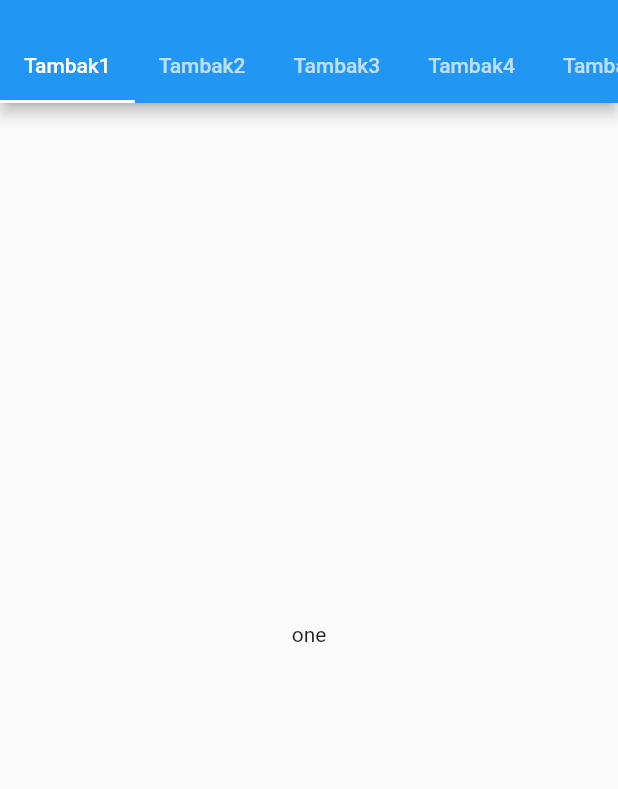
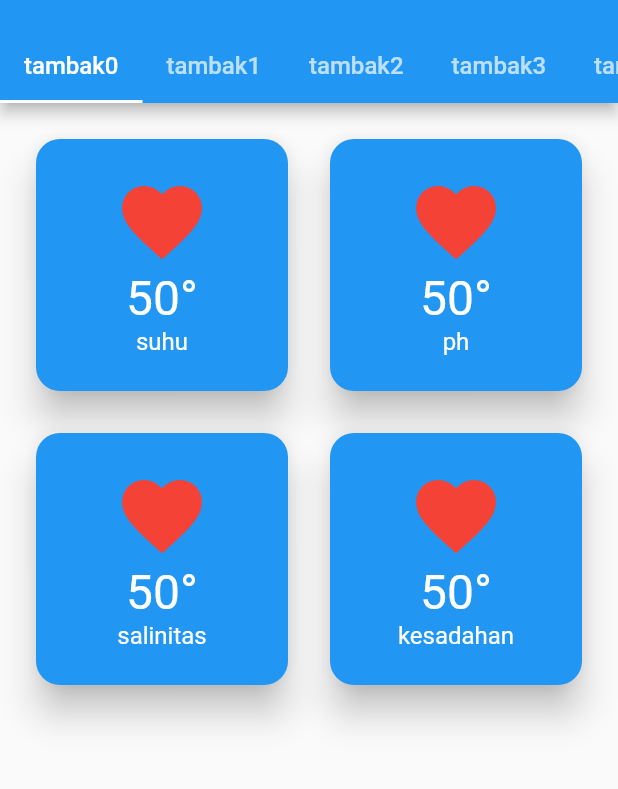
Before and after one commit to geohasby/fishmart, a Flutter app: the screen it shows after launch, on a phone screen of 412 x 824 dp, the part 71-860 px from its top. Run offline on Flutter 3.47's test engine with Material 2 defaults, Android fonts, the phone set to English and light mode, and no system bars.

Commit message:
add new feature

```diff
--- a/lib/main.dart
+++ b/lib/main.dart
@@ -5,48 +5,63 @@ void main() {
 }
 
 class MyApp extends StatelessWidget {
-  final _data = const [
-    {
-      'name': 'Tambak1',
-      'suhu': 25,
-      'ph': 0,
-      'salinitas': 20,
-      'kesadahan': 30,
-      'feeder': 60,
-    },
-    {
-      'name': 'Tambak2',
-      'suhu': 24,
-      'ph': 1,
-      'salinitas': 22,
-      'kesadahan': 36,
-      'feeder': 50,
-    },
-    {
-      'name': 'Tambak3',
-      'suhu': 22,
-      'ph': 6,
-      'salinitas': 15,
-      'kesadahan': 64,
-      'feeder': 45,
-    },
-    {
-      'name': 'Tambak4',
-      'suhu': 22,
-      'ph': 2,
-      'salinitas': 27,
-      'kesadahan': 33,
-      'feeder': 60,
-    },
-    {
-      'name': 'Tambak5',
-      'suhu': 23,
-      'ph': 4,
-      'salinitas': 20,
-      'kesadahan': 30,
-      'feeder': 30,
-    },
+  // final _data = const [
+  //   {
+  //     'name': 'Tambak1',
+  //     'suhu': 25,
+  //     'ph': 0,
+  //     'salinitas': 20,
+  //     'kesadahan': 30,
+  //     'feeder': 60,
+  //   },
+  //   {
+  //     'name': 'Tambak2',
+  //     'suhu': 24,
+  //     'ph': 1,
+  //     'salinitas': 22,
+  //     'kesadahan': 36,
+  //     'feeder': 50,
+  //   },
+  //   {
+  //     'name': 'Tambak3',
+  //     'suhu': 22,
+  //     'ph': 6,
+  //     'salinitas': 15,
+  //     'kesadahan': 64,
+  //     'feeder': 45,
+  //   },
+  //   {
+  //     'name': 'Tambak4',
+  //     'suhu': 22,
+  //     'ph': 2,
+  //     'salinitas': 27,
+  //     'kesadahan': 33,
+  //     'feeder': 60,
+  //   },
+  //   {
+  //     'name': 'Tambak5',
+  //     'suhu': 23,
+  //     'ph': 4,
+  //     'salinitas': 20,
+  //     'kesadahan': 30,
+  //     'feeder': 30,
+  //   },
+  // ];
+
+  List<String> tambak = [
+    "tambak0",
+    "tambak1",
+    "tambak2",
+    "tambak3",
+    "tambak4",
+    "tambak5",
+    "tambak6",
+    "tambak7",
+    "tambak8",
+    "tambak9"
   ];
+
+  List<String> variable = ["suhu", "ph", "salinitas", "kesadahan"];
 
   @override
   Widget build(BuildContext context) {
@@ -58,13 +73,13 @@ class MyApp extends StatelessWidget {
           // brightness: Brightness.dark,
           ),
       home: DefaultTabController(
-        length: 9,
+        length: tambak.length,
         child: Scaffold(
           appBar: AppBar(
             // backgroundColor: Colors.white,
             title: const Padding(
-              padding: const EdgeInsets.all(10.0),
-              child: const Text(
+              padding: EdgeInsets.all(10.0),
+              child: Text(
                 'Fishmart',
                 style: TextStyle(
                   fontSize: 32.0,
@@ -73,44 +88,87 @@ class MyApp extends StatelessWidget {
               ),
             ),
             bottom: PreferredSize(
-              child: const TabBar(
+              child: TabBar(
                 isScrollable: true,
                 // indicatorPadding: EdgeInsets.symmetric(horizontal: 25),
                 // unselectedLabelColor: Colors.white.withOpacity(0.3),
                 // indicatorColor: Colors.white,
-                tabs: [
-                  Tab(text: "Tambak1"),
-                  Tab(text: "Tambak2"),
-                  Tab(text: "Tambak3"),
-                  Tab(text: "Tambak4"),
-                  Tab(text: "Tambak5"),
-                  Tab(text: "Tambak6"),
-                  Tab(text: "Tambak7"),
-                  Tab(text: "Tambak8"),
-                  Tab(text: "Tambak9"),
-                ],
+                tabs: List.generate(
+                  tambak.length,
+                  (index) {
+                    return Tab(
+                      child: Text(
+                        tambak[index],
+                        style: TextStyle(
+                          fontSize: 16,
+                        ),
+                      ),
+                    );
+                  },
+                ),
               ),
               preferredSize: Size.fromHeight(60.0),
             ),
-            actions: <Widget>[
+            actions: const <Widget>[
               Padding(
-                padding: const EdgeInsets.only(right: 16.0),
+                padding: EdgeInsets.only(right: 16.0),
                 child: Icon(Icons.add_alert),
               ),
             ],
           ),
-          body: const TabBarView(
-            children: [
-              Center(child: Text('one')),
-              Center(child: Text('two')),
-              Center(child: Text('three')),
-              Center(child: Text('one')),
-              Center(child: Text('two')),
-              Center(child: Text('three')),
-              Center(child: Text('one')),
-              Center(child: Text('two')),
-              Center(child: Text('three')),
-            ],
+          body: TabBarView(
+            children: List.generate(
+              tambak.length,
+              (index) {
+                return GridView.count(
+                  mainAxisSpacing: 20,
+                  crossAxisSpacing: 20,
+                  crossAxisCount: 2,
+                  padding: EdgeInsets.all(20),
+                  shrinkWrap: true,
+                  children: List.generate(
+                    variable.length,
+                    (i) {
+                      return Card(
+                        color: Colors.blue,
+                        elevation: 10,
+                        shape: RoundedRectangleBorder(
+                          borderRadius: BorderRadius.circular(16),
+                        ),
+                        child: InkWell(
+                          splashColor: Colors.red,
+                          onTap: () {},
+                          child: Column(
+                            mainAxisAlignment: MainAxisAlignment.center,
+                            children: [
+                              Icon(
+                                Icons.favorite,
+                                color: Colors.red,
+                                size: 64,
+                              ),
+                              Text(
+                                "50°",
+                                style: TextStyle(
+                                  color: Colors.white,
+                                  fontSize: 32,
+                                ),
+                              ),
+                              Text(
+                                variable[i],
+                                style: TextStyle(
+                                  color: Colors.white,
+                                  fontSize: 16,
+                                ),
+                              ),
+                            ],
+                          ),
+                        ),
+                      );
+                    },
+                  ),
+                );
+              },
+            ),
           ),
         ),
       ),
```
